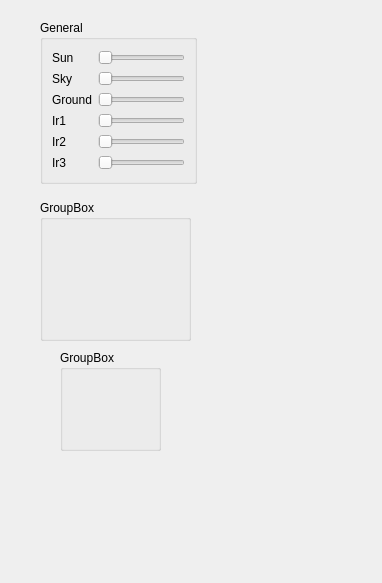
Qt form src/clouds.ui (skydave/sandbox) before a commit.
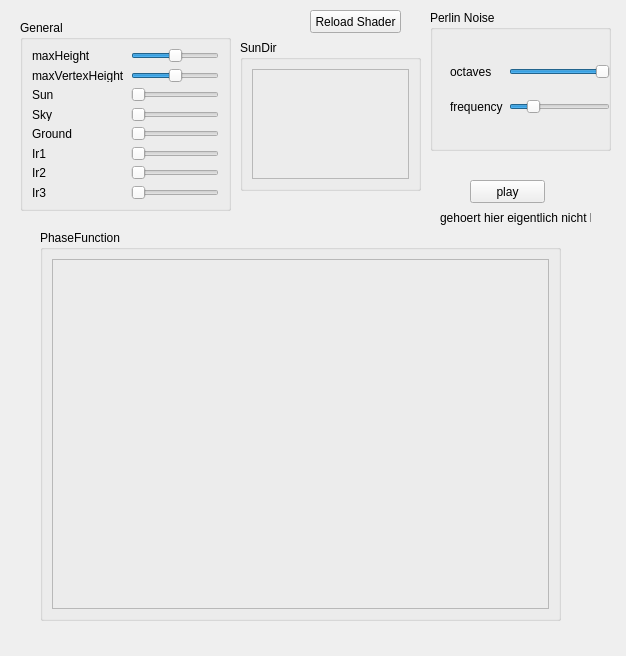
The same form after that commit.

Commit message: pushed qt stuff for clouds; almost done\!\!\!\!

Diff of the .ui file:
```diff
--- a/src/clouds.ui
+++ b/src/clouds.ui
@@ -6,8 +6,8 @@
    <rect>
     <x>0</x>
     <y>0</y>
-    <width>382</width>
-    <height>583</height>
+    <width>626</width>
+    <height>656</height>
    </rect>
   </property>
   <property name="windowTitle">
@@ -16,10 +16,10 @@
   <widget class="QGroupBox" name="groupBox">
    <property name="geometry">
     <rect>
-     <x>40</x>
+     <x>20</x>
      <y>20</y>
-     <width>157</width>
-     <height>164</height>
+     <width>211</width>
+     <height>191</height>
     </rect>
    </property>
    <property name="title">
@@ -28,85 +28,119 @@
    <layout class="QVBoxLayout" name="verticalLayout">
     <item>
      <layout class="QGridLayout" name="gridLayout">
-      <item row="0" column="0">
+      <item row="2" column="0">
        <widget class="QLabel" name="label">
         <property name="text">
          <string>Sun</string>
         </property>
        </widget>
       </item>
-      <item row="0" column="1">
+      <item row="2" column="1">
        <widget class="QSlider" name="sunSlider">
         <property name="orientation">
          <enum>Qt::Horizontal</enum>
         </property>
        </widget>
       </item>
-      <item row="1" column="0">
+      <item row="3" column="0">
        <widget class="QLabel" name="label_2">
         <property name="text">
          <string>Sky</string>
         </property>
        </widget>
       </item>
-      <item row="1" column="1">
-       <widget class="QSlider" name="horizontalSlider_2">
+      <item row="3" column="1">
+       <widget class="QSlider" name="skySlider">
         <property name="orientation">
          <enum>Qt::Horizontal</enum>
         </property>
        </widget>
       </item>
-      <item row="2" column="0">
+      <item row="4" column="0">
        <widget class="QLabel" name="label_3">
         <property name="text">
          <string>Ground</string>
         </property>
        </widget>
       </item>
-      <item row="2" column="1">
-       <widget class="QSlider" name="horizontalSlider_3">
+      <item row="4" column="1">
+       <widget class="QSlider" name="groundSlider">
         <property name="orientation">
          <enum>Qt::Horizontal</enum>
         </property>
        </widget>
       </item>
-      <item row="3" column="0">
+      <item row="5" column="0">
        <widget class="QLabel" name="label_4">
         <property name="text">
          <string>Ir1</string>
         </property>
        </widget>
       </item>
-      <item row="3" column="1">
-       <widget class="QSlider" name="horizontalSlider_4">
+      <item row="5" column="1">
+       <widget class="QSlider" name="Ir1Slider">
         <property name="orientation">
          <enum>Qt::Horizontal</enum>
         </property>
        </widget>
       </item>
-      <item row="4" column="0">
+      <item row="6" column="0">
        <widget class="QLabel" name="label_5">
         <property name="text">
          <string>Ir2</string>
         </property>
        </widget>
       </item>
-      <item row="4" column="1">
-       <widget class="QSlider" name="horizontalSlider_5">
+      <item row="6" column="1">
+       <widget class="QSlider" name="Ir2Slider">
         <property name="orientation">
          <enum>Qt::Horizontal</enum>
         </property>
        </widget>
       </item>
-      <item row="5" column="0">
+      <item row="7" column="0">
        <widget class="QLabel" name="label_6">
         <property name="text">
          <string>Ir3</string>
         </property>
        </widget>
       </item>
-      <item row="5" column="1">
-       <widget class="QSlider" name="horizontalSlider_6">
+      <item row="7" column="1">
+       <widget class="QSlider" name="Ir3Slider">
+        <property name="orientation">
+         <enum>Qt::Horizontal</enum>
+        </property>
+       </widget>
+      </item>
+      <item row="0" column="0">
+       <widget class="QLabel" name="label_9">
+        <property name="text">
+         <string>maxHeight</string>
+        </property>
+       </widget>
+      </item>
+      <item row="0" column="1">
+       <widget class="QSlider" name="maxHeightSlider">
+        <property name="value">
+         <number>50</number>
+        </property>
+        <property name="orientation">
+         <enum>Qt::Horizontal</enum>
+        </property>
+       </widget>
+      </item>
+      <item row="1" column="0">
+       <widget class="QLabel" name="label_10">
+        <property name="text">
+         <string>maxVertexHeight</string>
+        </property>
+       </widget>
+      </item>
+      <item row="1" column="1">
+       <widget class="QSlider" name="maxVertexHeightSlider">
+        <property name="value">
+         <number>50</number>
+        </property>
         <property name="orientation">
          <enum>Qt::Horizontal</enum>
         </property>
@@ -116,30 +150,164 @@
     </item>
    </layout>
   </widget>
+  <widget class="QGroupBox" name="phaseFunctionGroup">
+   <property name="geometry">
+    <rect>
+     <x>40</x>
+     <y>230</y>
+     <width>521</width>
+     <height>391</height>
+    </rect>
+   </property>
+   <property name="title">
+    <string>PhaseFunction</string>
+   </property>
+   <layout class="QVBoxLayout" name="verticalLayout_2">
+    <item>
+     <widget class="QFrame" name="phaseFunctionFrame">
+      <property name="frameShape">
+       <enum>QFrame::StyledPanel</enum>
+      </property>
+      <property name="frameShadow">
+       <enum>QFrame::Raised</enum>
+      </property>
+     </widget>
+    </item>
+   </layout>
+  </widget>
+  <widget class="QGroupBox" name="sunDirGroup">
+   <property name="geometry">
+    <rect>
+     <x>240</x>
+     <y>40</y>
+     <width>181</width>
+     <height>151</height>
+    </rect>
+   </property>
+   <property name="title">
+    <string>SunDir</string>
+   </property>
+   <layout class="QVBoxLayout" name="verticalLayout_3">
+    <item>
+     <widget class="QFrame" name="sunDirFrame">
+      <property name="frameShape">
+       <enum>QFrame::StyledPanel</enum>
+      </property>
+      <property name="frameShadow">
+       <enum>QFrame::Raised</enum>
+      </property>
+     </widget>
+    </item>
+   </layout>
+  </widget>
+  <widget class="QPushButton" name="reloadShaderButton">
+   <property name="geometry">
+    <rect>
+     <x>310</x>
+     <y>10</y>
+     <width>91</width>
+     <height>23</height>
+    </rect>
+   </property>
+   <property name="text">
+    <string>Reload Shader</string>
+   </property>
+  </widget>
   <widget class="QGroupBox" name="groupBox_2">
    <property name="geometry">
     <rect>
-     <x>40</x>
-     <y>200</y>
-     <width>151</width>
+     <x>430</x>
+     <y>10</y>
+     <width>181</width>
      <height>141</height>
     </rect>
    </property>
    <property name="title">
-    <string>GroupBox</string>
+    <string>Perlin Noise</string>
    </property>
+   <widget class="QWidget" name="gridLayoutWidget">
+    <property name="geometry">
+     <rect>
+      <x>20</x>
+      <y>40</y>
+      <width>160</width>
+      <height>80</height>
+     </rect>
+    </property>
+    <layout class="QGridLayout" name="gridLayout_2">
+     <item row="1" column="0">
+      <widget class="QLabel" name="label_7">
+       <property name="text">
+        <string>octaves</string>
+       </property>
+      </widget>
+     </item>
+     <item row="1" column="1">
+      <widget class="QSlider" name="octavesSlider">
+       <property name="minimum">
+        <number>1</number>
+       </property>
+       <property name="maximum">
+        <number>8</number>
+       </property>
+       <property name="value">
+        <number>8</number>
+       </property>
+       <property name="orientation">
+        <enum>Qt::Horizontal</enum>
+       </property>
+      </widget>
+     </item>
+     <item row="2" column="0">
+      <widget class="QLabel" name="label_8">
+       <property name="text">
+        <string>frequency</string>
+       </property>
+      </widget>
+     </item>
+     <item row="2" column="1">
+      <widget class="QSlider" name="frequencySlider">
+       <property name="value">
+        <number>20</number>
+       </property>
+       <property name="orientation">
+        <enum>Qt::Horizontal</enum>
+       </property>
+      </widget>
+     </item>
+    </layout>
+   </widget>
   </widget>
-  <widget class="QGroupBox" name="groupBox_3">
+  <widget class="QPushButton" name="playButton">
    <property name="geometry">
     <rect>
-     <x>60</x>
-     <y>350</y>
-     <width>101</width>
-     <height>101</height>
+     <x>470</x>
+     <y>180</y>
+     <width>75</width>
+     <height>23</height>
     </rect>
    </property>
-   <property name="title">
-    <string>GroupBox</string>
+   <property name="text">
+    <string>play</string>
+   </property>
+   <property name="checkable">
+    <bool>true</bool>
+   </property>
+   <property name="flat">
+    <bool>false</bool>
+   </property>
+  </widget>
+  <widget class="QLabel" name="label_11">
+   <property name="geometry">
+    <rect>
+     <x>440</x>
+     <y>210</y>
+     <width>151</width>
+     <height>16</height>
+    </rect>
+   </property>
+   <property name="text">
+    <string>gehoert hier eigentlich nicht hin</string>
    </property>
   </widget>
  </widget>
```
The commit also changes 15 other files.
